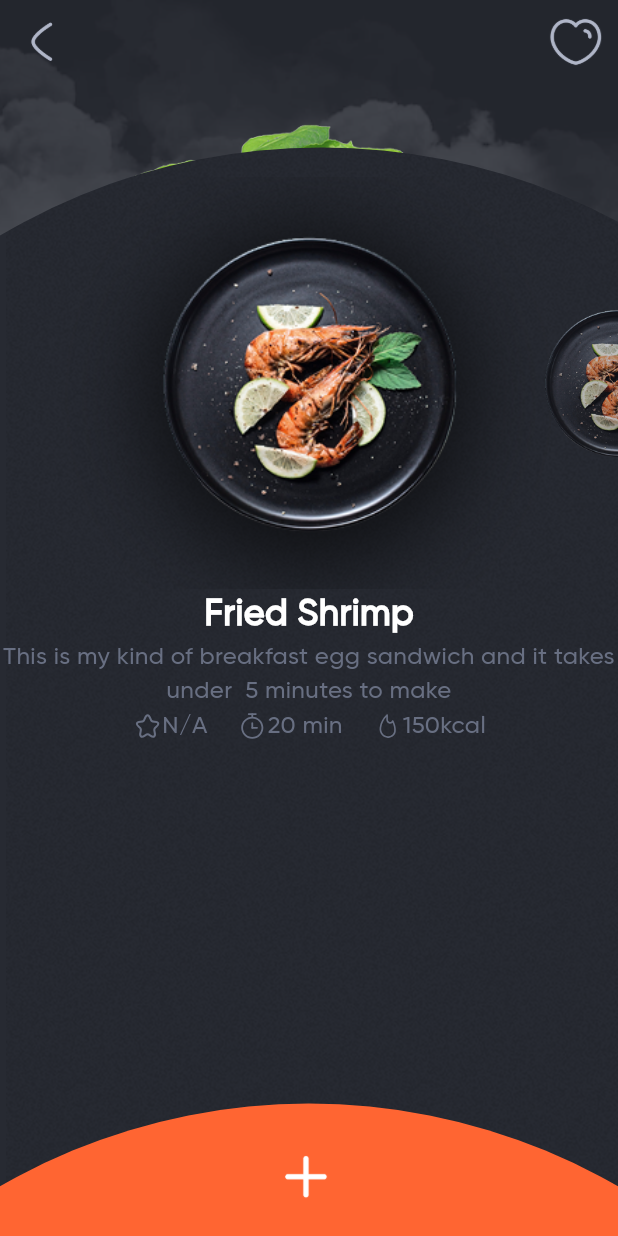
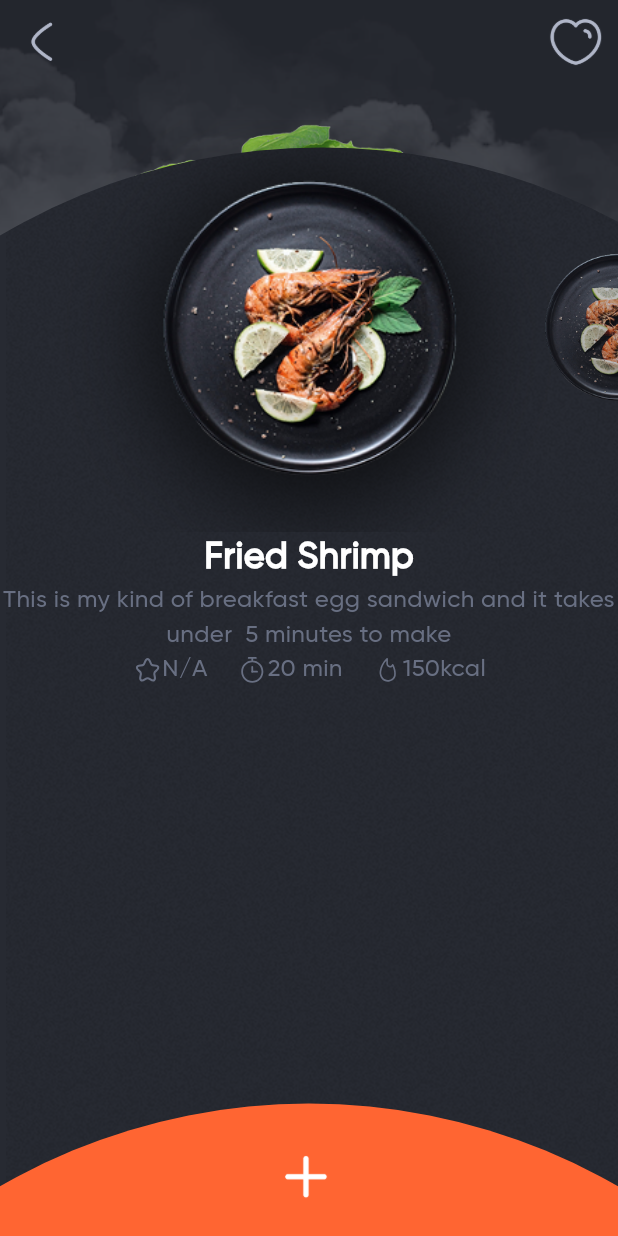
Before and after one commit to vaishnavi185/foodFreaks, a Flutter app: the screen it shows after launch, on a phone screen of 412 x 824 dp. Run offline on Flutter 3.47's test engine with Material 3 defaults, Android fonts, the phone set to English and light mode, and no system bars; our stand-ins replace flutter_svg, font_awesome_flutter.

Commit message:
positioned set

```diff
--- a/project_name/lib/Recipe_page/Recipe_page.dart
+++ b/project_name/lib/Recipe_page/Recipe_page.dart
@@ -7,12 +7,18 @@ class RecipePage extends StatelessWidget {
 
   @override
   Widget build(BuildContext context) {
-    return const Scaffold
-    (
+    final Width = MediaQuery.of(context).size.width;
+    return Scaffold(
       body: Stack(
-        children: [ Recipe_bg(),
-        Content(),
-
+        children: [
+          Recipe_bg(),
+          Positioned(
+            top: -(Width/11), // Negative value moves it upward, adjust as needed
+            left: 0,
+            right: 0,
+            bottom: 0,
+            child: Content(),
+          ),
         ],
       ),
     );
```
